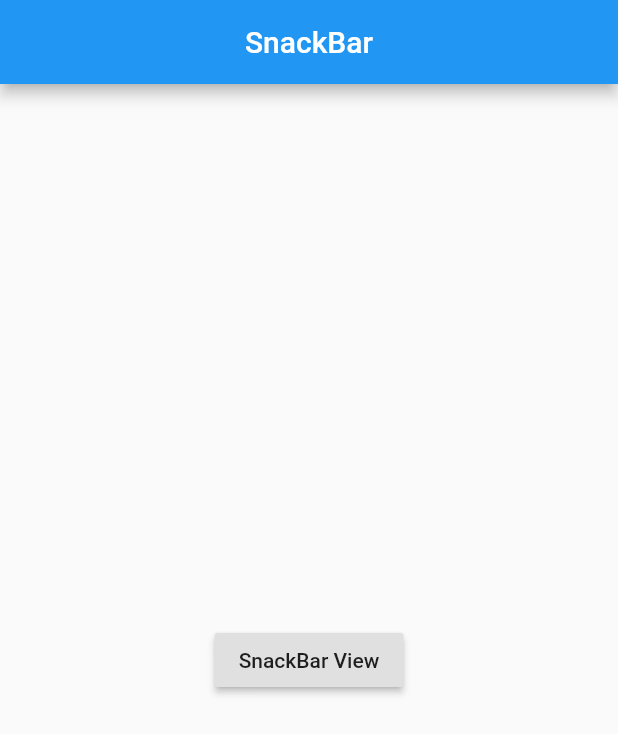
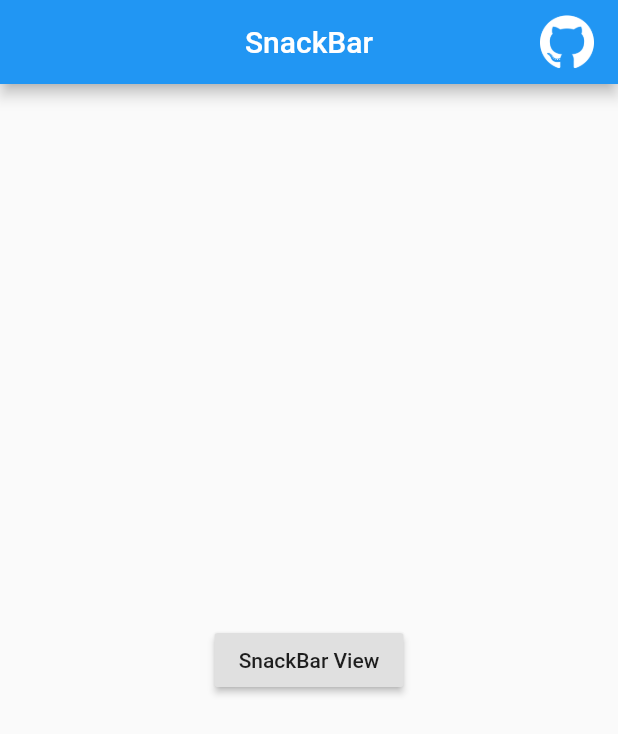
Before and after one commit to jugalw13/Flutter-Widget-Learner, a Flutter app: the SnackBarView screen opened directly, on a phone screen of 412 x 824 dp. Shown: the top 734 px of the screen. Run offline on Flutter 3.47's test engine with Material 2 defaults, Android fonts, the phone set to English and light mode, and no system bars; network calls fail.

```diff
--- a/lib/views/app_structure_views/drawer_views/drawer_view.dart
+++ b/lib/views/app_structure_views/drawer_views/drawer_view.dart
@@ -22,7 +22,8 @@ class DrawerView extends StatelessWidget {
                 height: 36,
               ),
             ),
-          )
+          ),
+          SizedBox(width: 16),
         ],
       ),
       body: Center(
--- a/lib/views/app_structure_views/sliver_app_bar_views/sliver_app_bar_view.dart
+++ b/lib/views/app_structure_views/sliver_app_bar_views/sliver_app_bar_view.dart
@@ -27,6 +27,7 @@ class SliverAppBarView extends StatelessWidget {
                     ),
                   ),
                 ),
+                SizedBox(width: 16),
               ],
               flexibleSpace: FlexibleSpaceBar(
                 centerTitle: true,
--- a/lib/views/app_structure_views/tab_bar_views/tab_bar_view.dart
+++ b/lib/views/app_structure_views/tab_bar_views/tab_bar_view.dart
@@ -23,6 +23,7 @@ class CustomTabBarView extends StatelessWidget {
                 ),
               ),
             ),
+            SizedBox(width: 16),
           ],
           bottom: TabBar(
             tabs: [
--- a/lib/views/dialog_views/snack_bar_views/snack_bar_view.dart
+++ b/lib/views/dialog_views/snack_bar_views/snack_bar_view.dart
@@ -1,15 +1,38 @@
 import 'package:flutter/material.dart';
-import 'package:widget_learner/widgets/scaffolds/custom_scaffold.dart';
+import 'package:url_launcher/url_launcher.dart';
 
 class SnackBarView extends StatelessWidget {
+  final GlobalKey<ScaffoldState> _scaffoldKey = new GlobalKey<ScaffoldState>();
+
   @override
   Widget build(BuildContext context) {
-    return CustomScaffold(
-      title: 'SnackBar',
+    return Scaffold(
+      key: _scaffoldKey,
+      appBar: AppBar(
+        title: Text('SnackBar'),
+        centerTitle: true,
+        actions: <Widget>[
+          GestureDetector(
+            onTap: () {
+              openGithub(
+                'https://github.com/jugalw13/Flutter-Widget-Learner/blob/master/lib/views/dialog_views/snack_bar_views/snack_bar_view.dart',
+              );
+            },
+            child: Container(
+              child: Image.asset(
+                'assets/github.png',
+                width: 36,
+                height: 36,
+              ),
+            ),
+          ),
+          SizedBox(width: 16),
+        ],
+      ),
       body: Center(
         child: RaisedButton(
           onPressed: () {
-            Scaffold.of(context).showSnackBar(
+            _scaffoldKey.currentState.showSnackBar(
               SnackBar(
                 content: Text('Hello from SnackBar'),
               ),
@@ -20,4 +43,12 @@ class SnackBarView extends StatelessWidget {
       ),
     );
   }
+
+  void openGithub(String url) async {
+    if (await canLaunch(url)) {
+      await launch(url);
+    } else {
+      throw 'Could not launch $url';
+    }
+  }
 }
```
Lines whose indentation alone changed are shown as unchanged.
